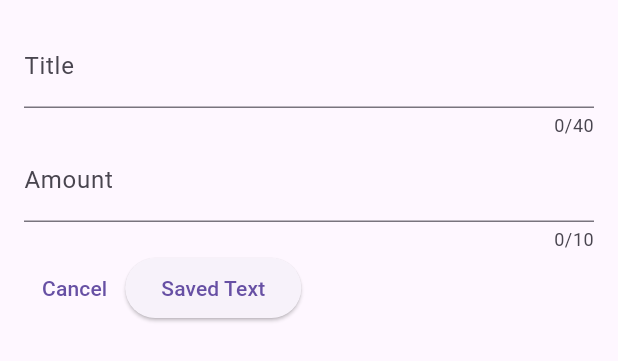
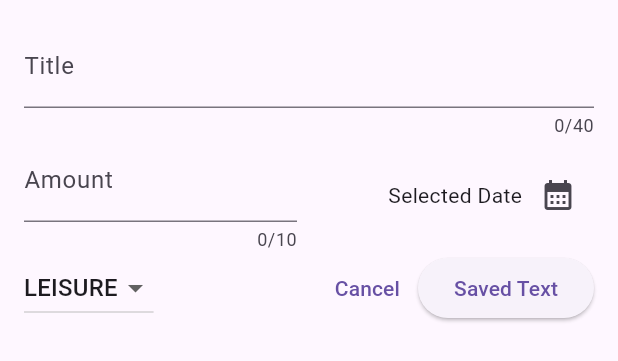
Before and after one commit to MoosaZK/expense_tracker_app, a Flutter app: the NewExpense widget shown alone on an empty page, opened directly, on a phone screen of 412 x 824 dp. Shown: the top 361 px of the screen. Run offline on Flutter 3.47's test engine with Material 2 defaults, Android fonts, the phone set to English and light mode, and no system bars.

Commit message:
added DateBtn

```diff
--- a/lib/widgets/new_expense.dart
+++ b/lib/widgets/new_expense.dart
@@ -1,4 +1,5 @@
 import 'package:flutter/material.dart';
+import 'package:expense_tracker/models/expense.dart';
 
 class NewExpense extends StatefulWidget {
   const NewExpense({super.key});
@@ -11,11 +12,26 @@ class NewExpense extends StatefulWidget {
 class _NewExpenseState extends State<NewExpense> {
   final _titleController = TextEditingController();
   final _amountController = TextEditingController();
+  DateTime? _selectedDate;
+  Category _selectedCategory = Category.leisure;
   @override
   void dispose() {
     _titleController.dispose();
     _amountController.dispose();
     super.dispose();
+  }
+
+  void _presentDatePicker() async {
+    final now = DateTime.now();
+    final firstDate = DateTime(now.year - 1, now.month, now.day);
+    final pickedDate = await showDatePicker(
+        context: context,
+        initialDate: now,
+        firstDate: firstDate,
+        lastDate: now);
+    setState(() {
+      _selectedDate = pickedDate;
+    });
   }
 
   @override
@@ -31,7 +47,10 @@ class _NewExpenseState extends State<NewExpense> {
               label: Text('Title'),
             ),
           ),
-          TextField(
+          Row(
+            children: [
+              Expanded(
+                child: TextField(
                   controller: _amountController,
                   maxLength: 10,
                   keyboardType: TextInputType.number,
@@ -40,9 +59,55 @@ class _NewExpenseState extends State<NewExpense> {
                     label: Text('Amount'),
                   ),
                 ),
+              ),
+              const SizedBox(
+                width: 16,
+              ),
+              Expanded(
+                child: Row(
+                  mainAxisAlignment: MainAxisAlignment.end,
+                  crossAxisAlignment: CrossAxisAlignment.center,
+                  children: [
+                    Text(_selectedDate == null
+                        ? "Selected Date"
+                        : formatter.format(_selectedDate!)),
+                    IconButton(
+                      onPressed: _presentDatePicker,
+                      icon: const Icon(Icons.calendar_month),
+                    ),
+                  ],
+                ),
+              ),
+            ],
+          ),
           Row(
             children: [
-              TextButton(onPressed: () {}, child: Text('Cancel')),
+              DropdownButton(
+                  value: _selectedCategory,
+                  items: Category.values
+                      .map(
+                        (category) => DropdownMenuItem(
+                          value: category,
+                          child: Text(
+                            category.name.toUpperCase(),
+                          ),
+                        ),
+                      )
+                      .toList(),
+                  onChanged: (value) {
+                    if (value == null) {
+                      return;
+                    }
+                    setState(() {
+                      _selectedCategory = value;
+                    });
+                  }),
+              const Spacer(),
+              TextButton(
+                  onPressed: () {
+                    Navigator.pop(context);
+                  },
+                  child: const Text('Cancel')),
               ElevatedButton(
                   onPressed: () {
                     print(_titleController.text);
```
Lines whose indentation alone changed are shown as unchanged.
